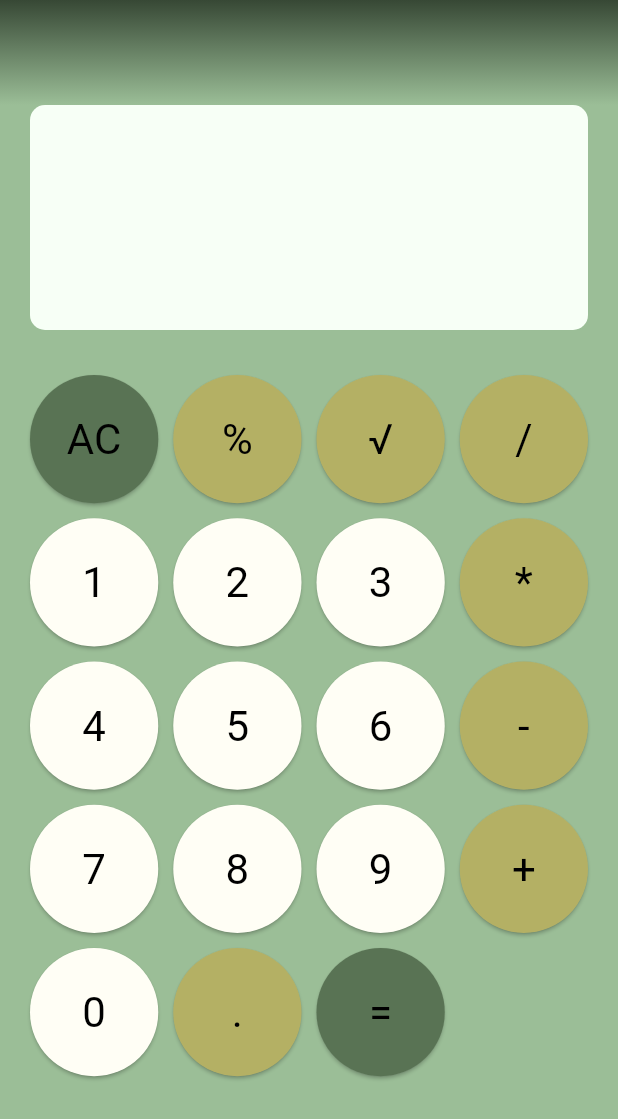
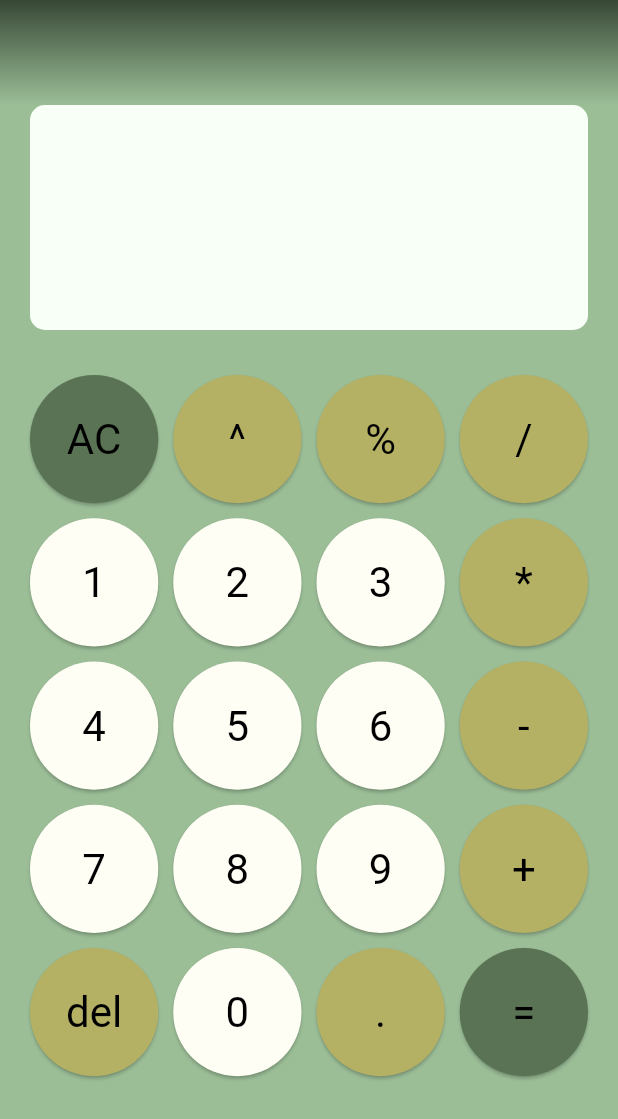
Before and after one commit to JeanBaptisteCheramy/flutter_application_1, a Flutter app: the screen it shows after launch, on a phone screen of 412 x 824 dp. Shown: the top 1119 px of the screen. Run offline on Flutter 3.47's test engine with Material 3 defaults, Android fonts, the phone set to English and light mode, and no system bars; our stand-ins replace flutter_riverpod, logger.

Commit message:
keyboard fix

```diff
--- a/lib/widgets/numbers.dart
+++ b/lib/widgets/numbers.dart
@@ -3,8 +3,8 @@ import 'package:flutter_application_1/widgets/calc_button.dart';
 
 final List<dynamic> values = [
   "AC",
+  "^",
   "%",
-  "√",
   "/",
   1,
   2,
@@ -18,6 +18,7 @@ final List<dynamic> values = [
   8,
   9,
   "+",
+  "del",
   0,
   ".",
   "="
```
